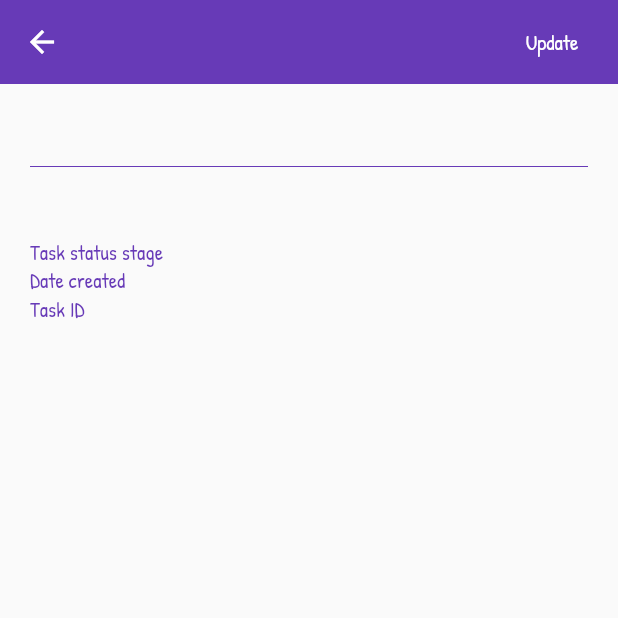
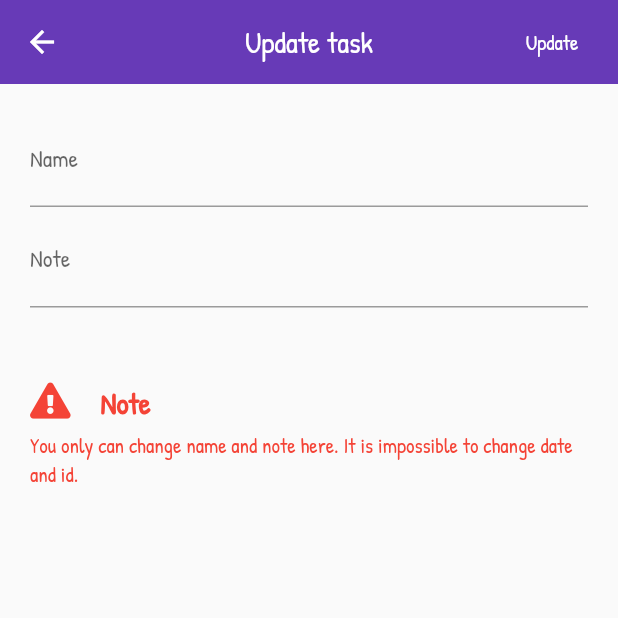
Before and after one commit to BlackIQ/whatsdone, a Flutter app: the UpdateTask screen opened directly with empty values, on a phone screen of 412 x 824 dp, the top half of it. Run offline on Flutter 3.47's test engine with Material 2 defaults, Android fonts, the phone set to English and light mode, and no system bars; our stand-ins replace firebase_auth, fluttertoast, font_awesome_flutter, google_fonts, google_sign_in, shared_preferences and 1 more; accounts and stored records are empty.

Commit message:
Working on update

```diff
--- a/lib/app/screens/home/routes/update.dart
+++ b/lib/app/screens/home/routes/update.dart
@@ -1,6 +1,10 @@
 import 'package:flutter/material.dart';
+import 'package:font_awesome_flutter/font_awesome_flutter.dart';
+import 'package:whatsdone/app/models/task.dart';
+import 'package:whatsdone/app/services/database.dart';
+import 'package:whatsdone/app/widgets/toast.dart';
 
-class UpdateTask extends StatelessWidget {
+class UpdateTask extends StatefulWidget {
   UpdateTask({
     this.task,
   });
@@ -8,15 +12,83 @@ class UpdateTask extends StatelessWidget {
   final task;
 
   @override
+  State<UpdateTask> createState() => _UpdateTaskState();
+}
+
+class _UpdateTaskState extends State<UpdateTask> {
+  @override
   Widget build(BuildContext context) {
+    TextEditingController _name = TextEditingController();
+    TextEditingController _note = TextEditingController();
+
     return Scaffold(
       appBar: AppBar(
         centerTitle: true,
         elevation: 0,
-        title: Text(task.name),
+        leading: FlatButton(
+          child: Icon(
+            Icons.arrow_back,
+            color: Colors.white,
+          ),
+          onPressed: () {
+            Navigator.of(context).pop();
+            Navigator.of(context).pop();
+            Navigator.of(context).pop();
+          },
+        ),
+        title: Text('Update task'),
         actions: [
           FlatButton(
-            onPressed: () {},
+            onPressed: () {
+              if (_name.text == '' && _note.text == '') {
+                return showDialog(
+                  context: context,
+                  builder: (context) => AlertDialog(
+                    title: Text(
+                      'Null changes!?',
+                      style: TextStyle(
+                        color: Colors.deepPurple,
+                      ),
+                    ),
+                    content: Text(
+                      'You filled none of the fields. So app is not going to replace data with null items.',
+                    ),
+                    actions: [
+                      TextButton(
+                        onPressed: () {
+                          Navigator.of(context).pop();
+                        },
+                        child: Text(
+                          'Ok',
+                          style: TextStyle(
+                            color: Colors.deepPurple,
+                          ),
+                        ),
+                      ),
+                    ],
+                  ),
+                  barrierDismissible: false,
+                );
+              } else {
+                print(_name.text);
+                print(_note.text);
+                setState(() {
+                  DatabaseService.instance.update(
+                    Task(
+                      id: widget.task.id,
+                      date: widget.task.date,
+                      status: widget.task.status,
+                      name:
+                          _name.text.isNotEmpty ? _name.text : widget.task.name,
+                      note:
+                          _note.text.isNotEmpty ? _note.text : widget.task.note,
+                      row: widget.task.row,
+                    ),
+                  );
+                });
+                sendToast('Task data is changed', true);
+              }
+            },
             child: Text(
               'Update',
               style: TextStyle(
@@ -32,69 +104,46 @@ class UpdateTask extends StatelessWidget {
           mainAxisAlignment: MainAxisAlignment.start,
           crossAxisAlignment: CrossAxisAlignment.start,
           children: [
-            Text(
-              task.name,
-              style: TextStyle(
-                fontSize: 20,
-                color: Colors.deepPurple,
+            TextField(
+              decoration: InputDecoration(
+                hintText: widget.task.name,
+                labelText: 'Name',
               ),
+              controller: _name,
+              obscureText: false,
             ),
-            Divider(color: Colors.deepPurple),
-            Text(
-              task.note,
+            SizedBox(height: 5),
+            TextField(
+              decoration: InputDecoration(
+                hintText: widget.task.note,
+                labelText: 'Note',
+              ),
+              controller: _note,
+              obscureText: false,
             ),
-            SizedBox(height: 20),
+            SizedBox(height: 50),
             Row(
               crossAxisAlignment: CrossAxisAlignment.start,
-              mainAxisAlignment: MainAxisAlignment.spaceBetween,
               children: [
+                FaIcon(
+                  FontAwesomeIcons.exclamationTriangle,
+                  color: Colors.red,
+                ),
+                SizedBox(width: 20),
                 Text(
-                  'Task status stage',
+                  'Note',
                   style: TextStyle(
-                    color: Colors.deepPurple,
-                  ),
-                ),
-                Text(
-                  task.status,
-                  style: TextStyle(
-                    color: task.status == 'home'
-                        ? Colors.blue
-                        : task.status == 'trash'
-                            ? Colors.red
-                            : Colors.green,
+                    color: Colors.red,
+                    fontSize: 20,
+                    fontWeight: FontWeight.bold,
                   ),
                 ),
               ],
             ),
-            Row(
-              crossAxisAlignment: CrossAxisAlignment.start,
-              mainAxisAlignment: MainAxisAlignment.spaceBetween,
-              children: [
-                Text(
-                  'Date created',
-                  style: TextStyle(
-                    color: Colors.deepPurple,
-                  ),
-                ),
-                Text(
-                  task.date,
-                ),
-              ],
-            ),
-            Row(
-              crossAxisAlignment: CrossAxisAlignment.start,
-              mainAxisAlignment: MainAxisAlignment.spaceBetween,
-              children: [
-                Text(
-                  'Task ID',
-                  style: TextStyle(
-                    color: Colors.deepPurple,
-                  ),
-                ),
-                Text(
-                  task.id.toString(),
-                ),
-              ],
+            SizedBox(height: 5),
+            Text(
+              'You only can change name and note here. It is impossible to change date and id.',
+              style: TextStyle(color: Colors.red),
             ),
           ],
         ),
```
